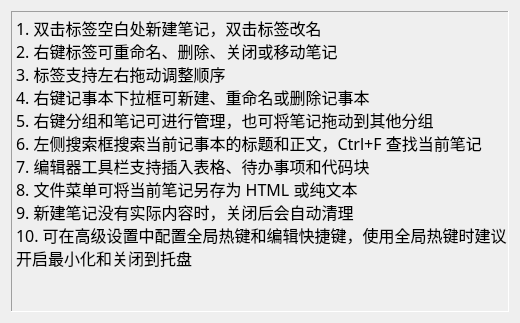
Before: the Qt Designer form helpdialog.ui in magicdmer/EasyNoteX, drawn with Qt 5.
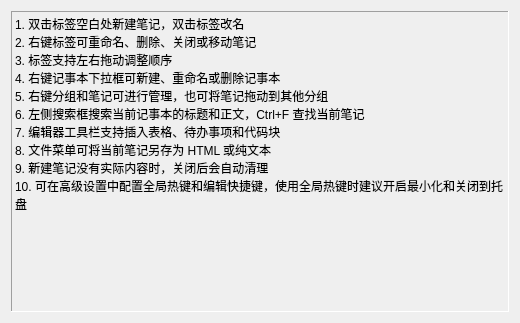
After: the same form once the commit is applied.

The edit to the form file:
```diff
--- a/helpdialog.ui
+++ b/helpdialog.ui
@@ -10,24 +10,12 @@
     <height>323</height>
    </rect>
   </property>
-  <property name="font">
-   <font>
-    <family>微软雅黑</family>
-    <pointsize>10</pointsize>
-   </font>
-  </property>
   <property name="windowTitle">
    <string>帮助</string>
   </property>
   <layout class="QVBoxLayout" name="verticalLayout">
    <item>
     <widget class="QLabel" name="label">
-     <property name="font">
-      <font>
-       <family>微软雅黑</family>
-       <pointsize>12</pointsize>
-      </font>
-     </property>
      <property name="frameShape">
       <enum>QFrame::Panel</enum>
      </property>
```
